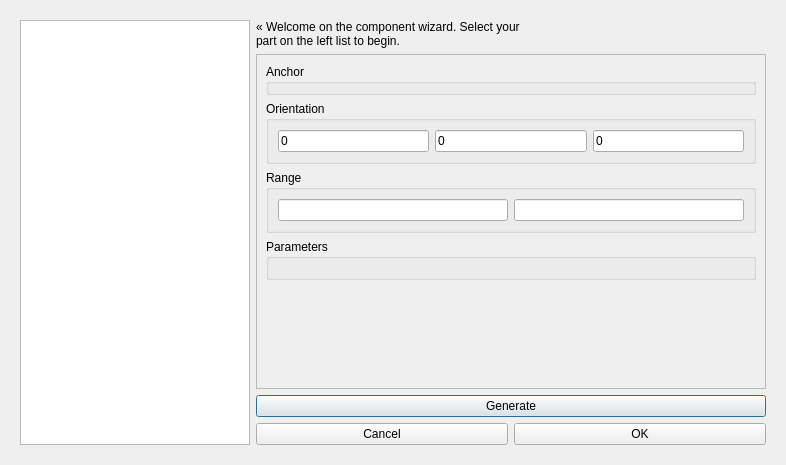
Before: the Qt Designer form gui/ComponentWizard.ui in RhobanProject/MetabotStudio, drawn with Qt 5.
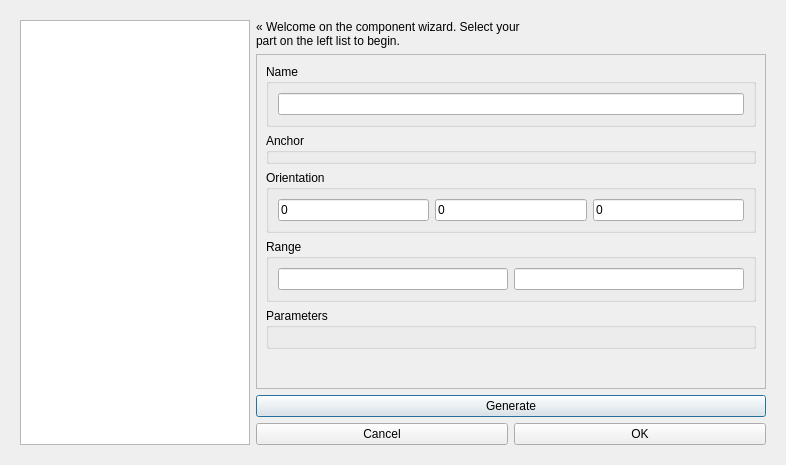
After: the same form once the commit is applied. Icons and pictures are not drawn.

Commit message: Adding names on components

What changed in the file:
```diff
--- a/gui/ComponentWizard.ui
+++ b/gui/ComponentWizard.ui
@@ -103,6 +103,18 @@
             </rect>
            </property>
            <layout class="QVBoxLayout" name="verticalLayout_2">
+            <item>
+             <widget class="QGroupBox" name="nameBox">
+              <property name="title">
+               <string>Name</string>
+              </property>
+              <layout class="QHBoxLayout" name="horizontalLayout_7">
+               <item>
+                <widget class="QLineEdit" name="name"/>
+               </item>
+              </layout>
+             </widget>
+            </item>
             <item>
              <widget class="QGroupBox" name="anchor">
               <property name="sizePolicy">
```
The commit also changes 5 other files.
